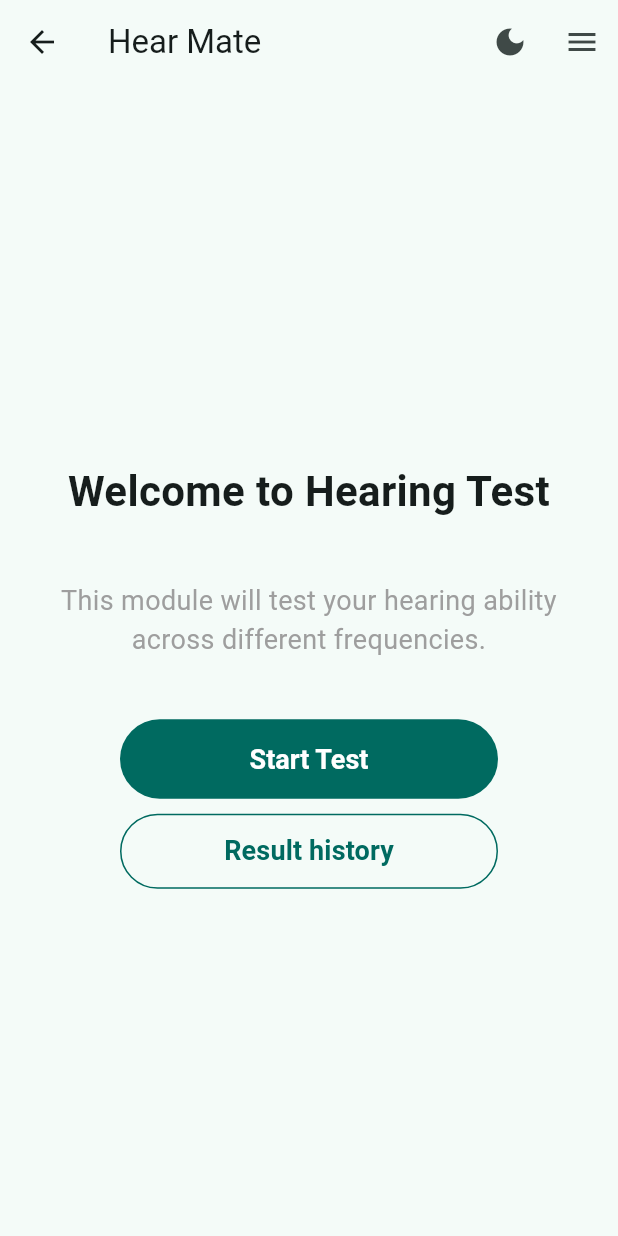
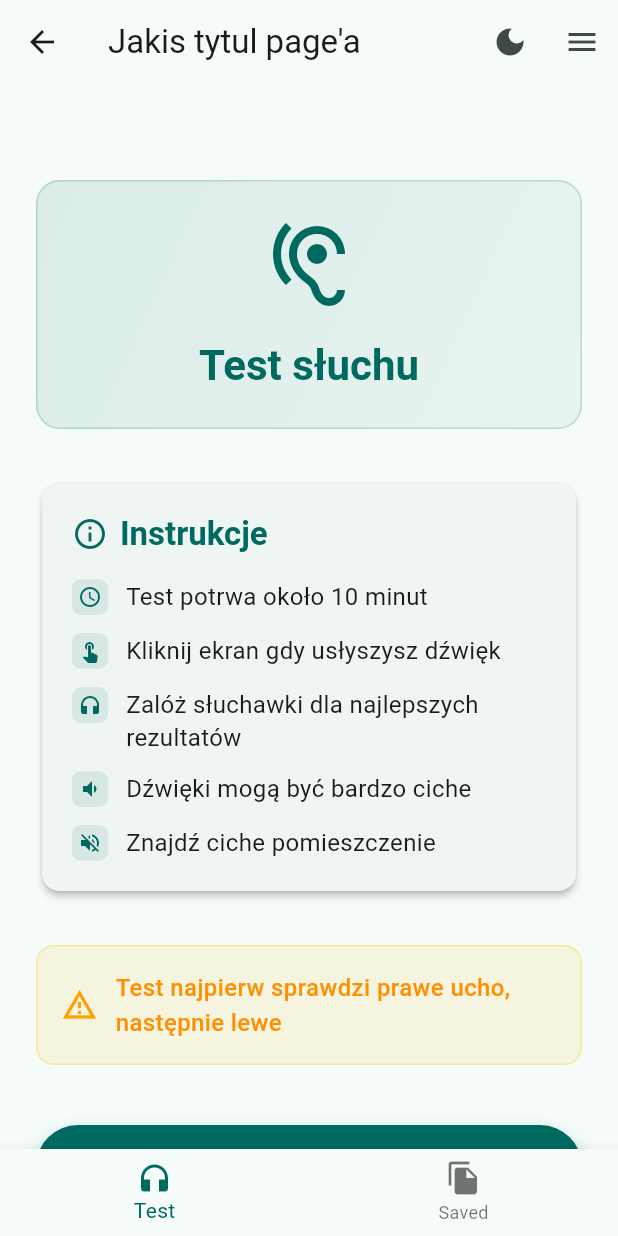
Before and after one commit to HearMate/hear-mate-app, a Flutter app: the HearingTestWelcomePageView screen opened directly, on a phone screen of 412 x 824 dp. Run offline on Flutter 3.47's test engine with Material 3 defaults, Android fonts, the phone set to English and light mode, and no system bars; our stand-ins replace audioplayers, bloc, equatable, file_picker, fl_chart, flutter_bloc and 3 more; accounts and stored records are empty; generated files the repository leaves out were written again.

Commit message:
Created new UI (tabs) for hearing module.
UI is still in the process of creation. This commit
is just the first step.

Signed-off-by: Michał Tarnowski <michal.tarnowski03@gmail.com>

```diff
--- a/lib/modules/hearing_test/screens/hearing_test_welcome_page/hearing_test_welcome_page.dart
+++ b/lib/modules/hearing_test/screens/hearing_test_welcome_page/hearing_test_welcome_page.dart
@@ -1,11 +1,20 @@
 import 'package:flutter/material.dart';
+import 'package:flutter_bloc/flutter_bloc.dart';
+import 'package:flutter_gen/gen_l10n/app_localizations.dart';
+import 'package:hear_mate_app/modules/echo_parse/blocs/tab_navigation_cubit.dart';
+import 'package:hear_mate_app/modules/hearing_test/blocs/hearing_test/hearing_test_bloc.dart';
+import 'package:hear_mate_app/modules/hearing_test/cubits/hearing_test_history_results/hearing_test_history_results_cubit.dart';
 import 'package:hear_mate_app/modules/hearing_test/repositories/hearing_test_sounds_player_repository.dart';
-import 'package:hear_mate_app/modules/hearing_test/screens/hearing_test_history_results/hearing_test_history_results.dart';
+import 'package:hear_mate_app/modules/hearing_test/screens/hearing_test_welcome_page/widgets/alert_dialogs.dart';
+import 'package:hear_mate_app/modules/hearing_test/utils/constants.dart'
+    as hearing_test_constants;
+import 'package:hear_mate_app/modules/hearing_test/utils/hearing_test_utils.dart';
+import 'package:hear_mate_app/modules/hearing_test/widgets/audiogram_chart/audiogram_chart.dart';
+import 'package:hear_mate_app/widgets/hm_app_bar.dart';
 import 'package:hear_mate_app/modules/hearing_test/screens/hearing_test_page/hearing_test_page.dart';
-import 'package:hear_mate_app/widgets/hm_app_bar.dart';
-import 'package:flutter_gen/gen_l10n/app_localizations.dart';
-import 'package:flutter_bloc/flutter_bloc.dart';
-import 'package:hear_mate_app/modules/hearing_test/blocs/hearing_test/hearing_test_bloc.dart';
+
+part 'tabs/test_tab.dart';
+part 'tabs/saved_tab.dart';
 
 class HearingTestWelcomePage extends StatelessWidget {
   const HearingTestWelcomePage({super.key});
@@ -33,68 +42,37 @@ class HearingTestWelcomePageView extends StatelessWidget {
   Widget build(BuildContext context) {
     final l10n = AppLocalizations.of(context)!;
 
+    return BlocProvider(
+      create: (context) => TabNavigationCubit(),
+      child: BlocBuilder<TabNavigationCubit, int>(
+        builder: (context, currentIndex) {
+          final List<Widget> pages = [const _TestTab(), const _SavedTab()];
+
           return Scaffold(
             appBar: HMAppBar(
-        title: l10n.hearing_test_welcome_page_title,
               route: ModalRoute.of(context)?.settings.name ?? "",
+              title: "Jakis tytul page'a",
             ),
-      body: Center(
-        child: Column(
-          mainAxisAlignment: MainAxisAlignment.center,
-          children: [
-            Padding(
-              padding: const EdgeInsets.all(20.0),
-              child: Text(
-                l10n.hearing_test_welcome_page_welcome,
-                style: const TextStyle(
-                  fontSize: 28,
-                  fontWeight: FontWeight.bold,
+            bottomNavigationBar: BottomNavigationBar(
+              currentIndex: currentIndex,
+              onTap:
+                  (index) =>
+                      context.read<TabNavigationCubit>().changeTab(index),
+              type: BottomNavigationBarType.fixed,
+              items: [
+                BottomNavigationBarItem(
+                  icon: const Icon(Icons.headphones),
+                  label: "Test",
                 ),
-                textAlign: TextAlign.center,
-              ),
-            ),
-            const SizedBox(height: 20),
-            Padding(
-              padding: const EdgeInsets.symmetric(horizontal: 30),
-              child: Text(
-                l10n.hearing_test_welcome_page_description,
-                style: const TextStyle(fontSize: 18, color: Colors.grey),
-                textAlign: TextAlign.center,
-              ),
-            ),
-            const SizedBox(height: 40),
-            FilledButton(
-              onPressed: () {
-                context.read<HearingTestBloc>().add(HearingTestStartTest());
-                Navigator.of(context).push(
-                  MaterialPageRoute(
-                    builder:
-                        (_) => BlocProvider.value(
-                          value: context.read<HearingTestBloc>(),
-                          child: const HearingTestPage(),
-                        ),
-                  ),
-                );
-              },
-              child: Text(l10n.hearing_test_welcome_page_start_hearing_test),
-            ),
-            const SizedBox(height: 10),
-            OutlinedButton(
-              onPressed: () {
-                Navigator.of(context).push(
-                  MaterialPageRoute(
-                    builder:
-                        (_) => BlocProvider.value(
-                          value: context.read<HearingTestBloc>(),
-                          child: const HearingTestHistoryResultsPage(),
-                        ),
-                  ),
-                );
-              },
-              child: Text(l10n.hearing_test_result_history_page),
+                BottomNavigationBarItem(
+                  icon: const Icon(Icons.file_copy),
+                  label: "Saved",
                 ),
               ],
             ),
+            body: IndexedStack(index: currentIndex, children: pages),
+          );
+        },
       ),
     );
   }
--- a/lib/modules/hearing_test/screens/hearing_test_history_results/hearing_test_history_results.dart
+++ b/lib/modules/hearing_test/screens/hearing_test_welcome_page/tabs/saved_tab.dart
@@ -1,19 +1,7 @@
-import 'package:flutter/material.dart';
-import 'package:flutter_bloc/flutter_bloc.dart';
-import 'package:hear_mate_app/modules/hearing_test/cubits/hearing_test_history_results/hearing_test_history_results_cubit.dart';
-import 'package:hear_mate_app/modules/hearing_test/utils/constants.dart'
-    as HearingTestConstants;
-import 'package:hear_mate_app/widgets/hm_app_bar.dart';
-import 'package:flutter_gen/gen_l10n/app_localizations.dart';
-import 'package:hear_mate_app/modules/hearing_test/widgets/audiogram_chart/audiogram_chart.dart';
-import 'package:hear_mate_app/modules/hearing_test/screens/hearing_test_history_results/alert_dialogs.dart';
-import 'package:hear_mate_app/modules/hearing_test/utils/hearing_test_utils.dart';
-
-// TODO:
-// - show trends what has happened with hearing over time / from last test
+part of '../hearing_test_welcome_page.dart';
 
 List<String> remapDbValues(List<double?> values, List<double?>? maskedValues) {
-  if (values.length != HearingTestConstants.TEST_FREQUENCIES.length) {
+  if (values.length != hearing_test_constants.TEST_FREQUENCIES.length) {
     return [];
   }
 
@@ -40,8 +28,8 @@ List<String> remapDbValues(List<double?> values, List<double?>? maskedValues) {
   return mapped;
 }
 
-class HearingTestHistoryResultsPage extends StatelessWidget {
-  const HearingTestHistoryResultsPage({super.key});
+class _SavedTab extends StatelessWidget {
+  const _SavedTab();
 
   @override
   Widget build(BuildContext context) {
@@ -50,10 +38,6 @@ class HearingTestHistoryResultsPage extends StatelessWidget {
     return BlocProvider(
       create: (_) => HearingTestHistoryResultsCubit(),
       child: Scaffold(
-        appBar: HMAppBar(
-          title: AppLocalizations.of(context)!.hearing_test_result_page_title,
-          route: ModalRoute.of(context)?.settings.name ?? "",
-        ),
         body: BlocBuilder<
           HearingTestHistoryResultsCubit,
           HearingTestHistoryResultsState
@@ -98,9 +82,11 @@ class HearingTestHistoryResultsPage extends StatelessWidget {
                             builder: (_) => const DeleteAlertDialog(),
                           );
                           if (confirm == true) {
-                            context
+                            if (context.mounted) {
+                              context
                                 .read<HearingTestHistoryResultsCubit>()
                                 .deleteResult(index);
+                            }
                           }
                         },
                       ),
--- /dev/null
+++ b/lib/modules/hearing_test/screens/hearing_test_welcome_page/tabs/test_tab.dart
@@ -0,0 +1,236 @@
+part of '../hearing_test_welcome_page.dart';
+
+class _TestTab extends StatelessWidget {
+  const _TestTab();
+
+  @override
+  Widget build(BuildContext context) {
+    final l10n = AppLocalizations.of(context)!;
+    final theme = Theme.of(context);
+
+    return Scaffold(
+      body: SafeArea(
+        child: SingleChildScrollView(
+          padding: const EdgeInsets.all(24.0),
+          child: Column(
+            crossAxisAlignment: CrossAxisAlignment.stretch,
+            children: [
+              const SizedBox(height: 40),
+
+              // Header Section
+              Container(
+                padding: const EdgeInsets.all(24.0),
+                decoration: BoxDecoration(
+                  gradient: LinearGradient(
+                    begin: Alignment.topLeft,
+                    end: Alignment.bottomRight,
+                    colors: [
+                      theme.primaryColor.withOpacity(0.1),
+                      theme.primaryColor.withOpacity(0.05),
+                    ],
+                  ),
+                  borderRadius: BorderRadius.circular(16),
+                  border: Border.all(
+                    color: theme.primaryColor.withOpacity(0.2),
+                    width: 1,
+                  ),
+                ),
+                child: Column(
+                  children: [
+                    Icon(Icons.hearing, size: 64, color: theme.primaryColor),
+                    const SizedBox(height: 16),
+                    Text(
+                      "Test słuchu",
+                      style: theme.textTheme.headlineMedium?.copyWith(
+                        fontWeight: FontWeight.bold,
+                        color: theme.primaryColor,
+                      ),
+                      textAlign: TextAlign.center,
+                    ),
+                  ],
+                ),
+              ),
+
+              const SizedBox(height: 32),
+
+              // Instructions Section
+              Card(
+                elevation: 2,
+                shape: RoundedRectangleBorder(
+                  borderRadius: BorderRadius.circular(12),
+                ),
+                child: Padding(
+                  padding: const EdgeInsets.all(20.0),
+                  child: Column(
+                    crossAxisAlignment: CrossAxisAlignment.start,
+                    children: [
+                      Row(
+                        children: [
+                          Icon(Icons.info_outline, color: theme.primaryColor),
+                          const SizedBox(width: 8),
+                          Text(
+                            "Instrukcje",
+                            style: theme.textTheme.titleLarge?.copyWith(
+                              fontWeight: FontWeight.w600,
+                              color: theme.primaryColor,
+                            ),
+                          ),
+                        ],
+                      ),
+                      const SizedBox(height: 16),
+
+                      _InstructionItem(
+                        icon: Icons.schedule,
+                        text: "Test potrwa około 10 minut",
+                      ),
+                      const SizedBox(height: 12),
+
+                      _InstructionItem(
+                        icon: Icons.touch_app,
+                        text: "Kliknij ekran gdy usłyszysz dźwięk",
+                      ),
+                      const SizedBox(height: 12),
+
+                      _InstructionItem(
+                        icon: Icons.headphones,
+                        text: "Zalóż słuchawki dla najlepszych rezultatów",
+                      ),
+                      const SizedBox(height: 12),
+
+                      _InstructionItem(
+                        icon: Icons.volume_down,
+                        text: "Dźwięki mogą być bardzo ciche",
+                      ),
+                      const SizedBox(height: 12),
+
+                      _InstructionItem(
+                        icon: Icons.volume_off,
+                        text: "Znajdź ciche pomieszczenie",
+                      ),
+                    ],
+                  ),
+                ),
+              ),
+
+              const SizedBox(height: 32),
+
+              // Warning Section
+              Container(
+                padding: const EdgeInsets.all(16.0),
+                decoration: BoxDecoration(
+                  color: Colors.amber.withOpacity(0.1),
+                  borderRadius: BorderRadius.circular(12),
+                  border: Border.all(color: Colors.amber.withOpacity(0.3)),
+                ),
+                child: Row(
+                  children: [
+                    Icon(
+                      Icons.warning_amber_outlined,
+                      color: Colors.amber.shade700,
+                    ),
+                    const SizedBox(width: 12),
+                    Expanded(
+                      child: Text(
+                        "Test najpierw sprawdzi prawe ucho, następnie lewe",
+                        style: theme.textTheme.bodyMedium?.copyWith(
+                          color: Colors.amber.shade800,
+                          fontWeight: FontWeight.w500,
+                        ),
+                      ),
+                    ),
+                  ],
+                ),
+              ),
+
+              const SizedBox(height: 40),
+
+              // Start Button
+              Container(
+                height: 56,
+                decoration: BoxDecoration(
+                  borderRadius: BorderRadius.circular(28),
+                  boxShadow: [
+                    BoxShadow(
+                      color: theme.primaryColor.withValues(alpha: 0.3),
+                      blurRadius: 8,
+                      offset: const Offset(0, 4),
+                    ),
+                  ],
+                ),
+                child: FilledButton(
+                  onPressed: () {
+                    context.read<HearingTestBloc>().add(HearingTestStartTest());
+                    Navigator.of(context).push(
+                      MaterialPageRoute(
+                        builder:
+                            (_) => BlocProvider.value(
+                              value: context.read<HearingTestBloc>(),
+                              child: const HearingTestPage(),
+                            ),
+                      ),
+                    );
+                  },
+                  style: FilledButton.styleFrom(
+                    shape: RoundedRectangleBorder(
+                      borderRadius: BorderRadius.circular(28),
+                    ),
+                    padding: const EdgeInsets.symmetric(horizontal: 32),
+                  ),
+                  child: Row(
+                    mainAxisAlignment: MainAxisAlignment.center,
+                    children: [
+                      const Icon(Icons.play_arrow, size: 24),
+                      const SizedBox(width: 8),
+                      Text(
+                        l10n.hearing_test_welcome_page_start_hearing_test,
+                        style: const TextStyle(
+                          fontSize: 16,
+                          fontWeight: FontWeight.w600,
+                        ),
+                      ),
+                    ],
+                  ),
+                ),
+              ),
+
+              const SizedBox(height: 24),
+            ],
+          ),
+        ),
+      ),
+    );
+  }
+}
+
+class _InstructionItem extends StatelessWidget {
+  final IconData icon;
+  final String text;
+
+  const _InstructionItem({required this.icon, required this.text});
+
+  @override
+  Widget build(BuildContext context) {
+    final theme = Theme.of(context);
+
+    return Row(
+      crossAxisAlignment: CrossAxisAlignment.start,
+      children: [
+        Container(
+          padding: const EdgeInsets.all(4),
+          decoration: BoxDecoration(
+            color: theme.primaryColor.withOpacity(0.1),
+            borderRadius: BorderRadius.circular(6),
+          ),
+          child: Icon(icon, size: 16, color: theme.primaryColor),
+        ),
+        const SizedBox(width: 12),
+        Expanded(
+          child: Text(
+            text,
+            style: theme.textTheme.bodyMedium?.copyWith(height: 1.4),
+          ),
+        ),
+      ],
+    );
+  }
+}
```
Also changed, not shown: lib/modules/hearing_test/screens/hearing_test_welcome_page/widgets/alert_dialogs.dart (renamed from lib/modules/hearing_test/screens/hearing_test_history_results/alert_dialogs.dart). Lines whose indentation alone changed are shown as unchanged.
